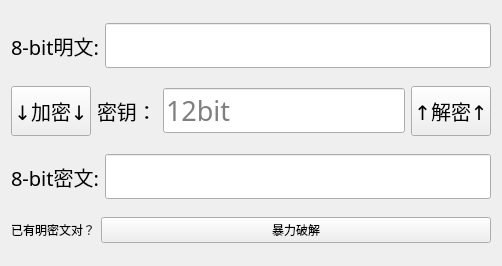
The window that Forms/main.ui (MaxAndFelix/S-DES_Python) describes before a commit, drawn with Qt 5.
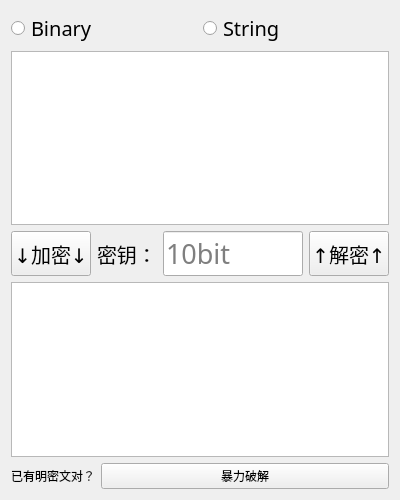
The same window after the commit.

The edit to the form file:
```diff
--- a/Forms/main.ui
+++ b/Forms/main.ui
@@ -9,20 +9,20 @@
    <rect>
     <x>0</x>
     <y>0</y>
-    <width>502</width>
-    <height>266</height>
+    <width>400</width>
+    <height>500</height>
    </rect>
   </property>
   <property name="windowTitle">
    <string>S-DES</string>
   </property>
-  <layout class="QHBoxLayout" name="horizontalLayout_5">
+  <layout class="QHBoxLayout" name="horizontalLayout_4">
    <item>
     <layout class="QVBoxLayout" name="verticalLayout">
      <item>
       <layout class="QHBoxLayout" name="horizontalLayout_2">
        <item>
-        <widget class="QLabel" name="label_Plain">
+        <widget class="QRadioButton" name="rBtn_Bin">
          <property name="font">
           <font>
            <family>微软雅黑</family>
@@ -30,22 +30,35 @@
           </font>
          </property>
          <property name="text">
-          <string>8-bit明文:</string>
+          <string>Binary</string>
          </property>
         </widget>
        </item>
        <item>
-        <widget class="QLineEdit" name="lineEdit_Cipher">
+        <widget class="QRadioButton" name="rBtn_Str">
          <property name="font">
           <font>
            <family>微软雅黑</family>
-           <pointsize>20</pointsize>
+           <pointsize>15</pointsize>
           </font>
          </property>
+         <property name="text">
+          <string>String</string>
+         </property>
         </widget>
        </item>
       </layout>
      </item>
+     <item>
+      <widget class="QPlainTextEdit" name="plainTextEdit">
+       <property name="font">
+        <font>
+         <family>微软雅黑</family>
+         <pointsize>12</pointsize>
+        </font>
+       </property>
+      </widget>
+     </item>
      <item>
       <layout class="QHBoxLayout" name="horizontalLayout">
        <item>
@@ -101,7 +114,7 @@
           </font>
          </property>
          <property name="placeholderText">
-          <string>12bit</string>
+          <string>10bit</string>
          </property>
         </widget>
        </item>
@@ -138,38 +151,18 @@
        </item>
       </layout>
      </item>
+     <item>
+      <widget class="QPlainTextEdit" name="cypherTextEdit">
+       <property name="font">
+        <font>
+         <family>微软雅黑</family>
+         <pointsize>12</pointsize>
+        </font>
+       </property>
+      </widget>
+     </item>
      <item>
       <layout class="QHBoxLayout" name="horizontalLayout_3">
-       <item>
-        <widget class="QLabel" name="label_Cipher">
-         <property name="font">
-          <font>
-           <family>微软雅黑</family>
-           <pointsize>15</pointsize>
-          </font>
-         </property>
-         <property name="text">
-          <string>8-bit密文:</string>
-         </property>
-        </widget>
-       </item>
-       <item>
-        <widget class="QLineEdit" name="lineEdit_Plain">
-         <property name="font">
-          <font>
-           <family>微软雅黑</family>
-           <pointsize>20</pointsize>
-          </font>
-         </property>
-         <property name="text">
-          <string/>
-         </property>
-        </widget>
-       </item>
-      </layout>
-     </item>
-     <item>
-      <layout class="QHBoxLayout" name="horizontalLayout_4">
        <item>
         <widget class="QLabel" name="label_Crack">
          <property name="sizePolicy">
```
